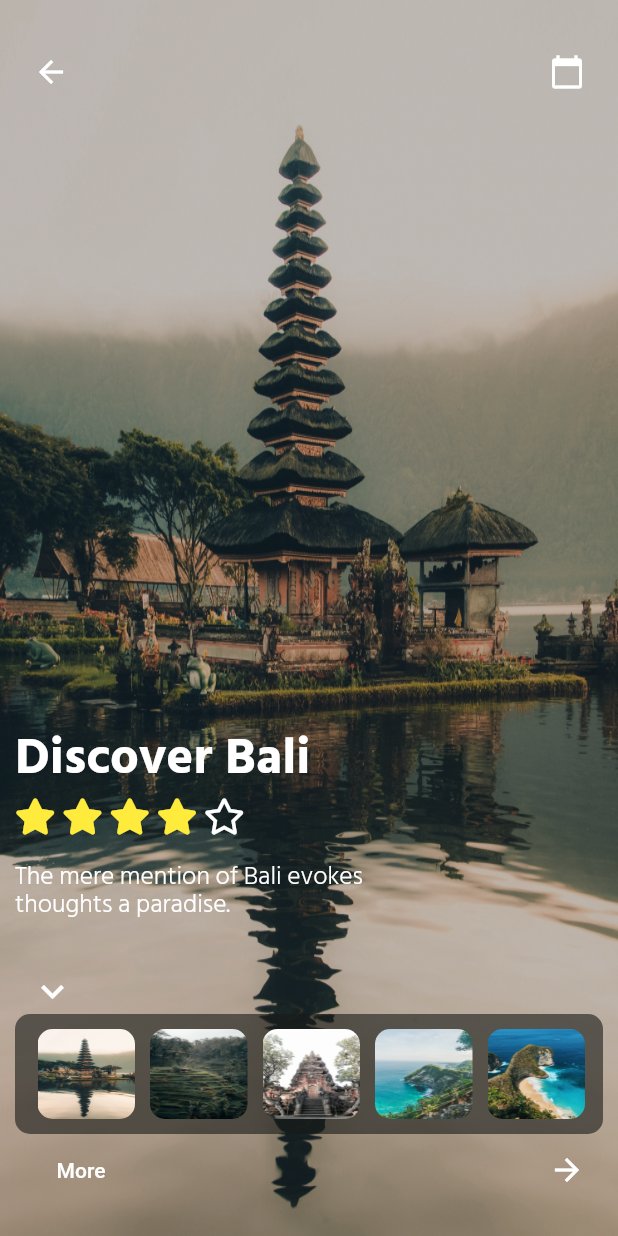
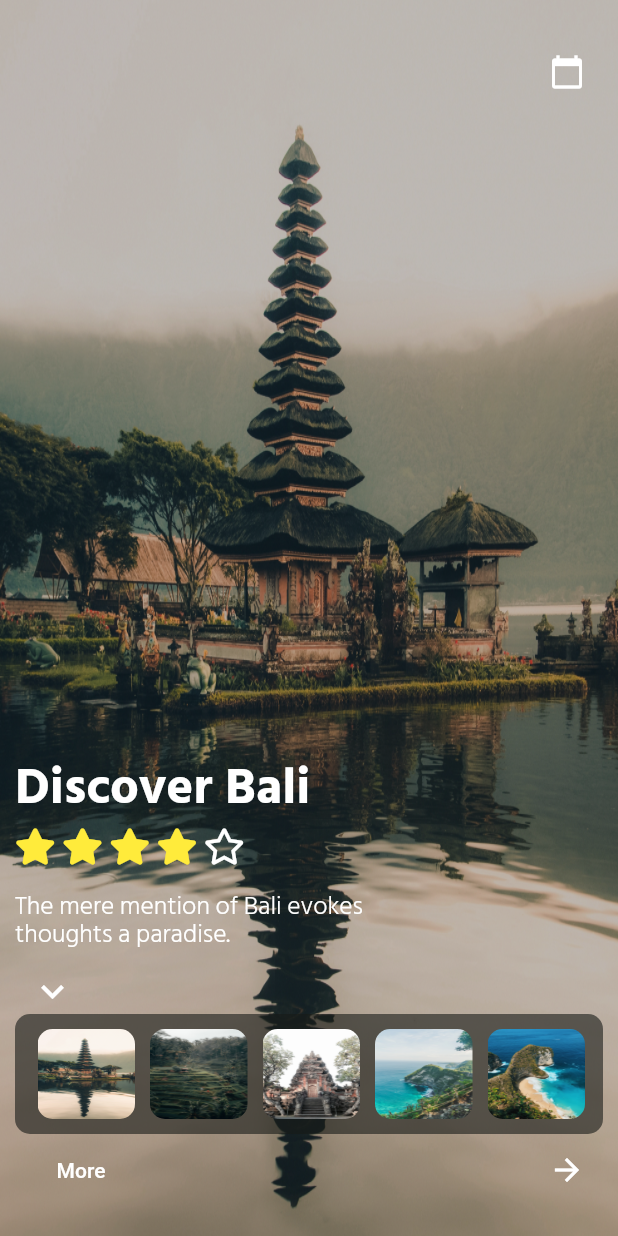
Before and after one commit to irizzka/flutter_travel_app, a Flutter app: the screen it shows after launch, on a phone screen of 412 x 824 dp. Run offline on Flutter 3.47's test engine with Material 2 defaults, Android fonts, the phone set to English and light mode, and no system bars; our stand-ins replace flutter_calendar_carousel, font_awesome_flutter.

```diff
--- a/lib/screens/home_screen.dart
+++ b/lib/screens/home_screen.dart
@@ -50,14 +50,14 @@ class HomeScreen extends StatelessWidget {
             Container(
               padding: EdgeInsets.symmetric(vertical: 24.0, horizontal: 10.0),
               child: Row(
-                mainAxisAlignment: MainAxisAlignment.spaceBetween,
+                mainAxisAlignment: MainAxisAlignment.end,
                 children: <Widget>[
-                  IconButton(
+                 /* IconButton(
                     icon: Icon(Icons.arrow_back),
                     onPressed: () {
                      // Navigator.pop(context);
                     },
-                  ),
+                  ),*/
                   IconButton(
                     icon: Icon(Icons.calendar_today),
                     onPressed: () {
@@ -89,7 +89,7 @@ class HomeScreen extends StatelessWidget {
                     ),
                   ),
                   Container(
-                    height: 70,
+                    height: 50,
                     width: 300,
                     child: Text('The mere mention of Bali evokes thoughts a paradise.',
                     style: TextStyle(
```
Also changed, not shown: lib/screens/calendar_screen.dart (+20 -6 lines), images/Screenshot_1.png (added).
